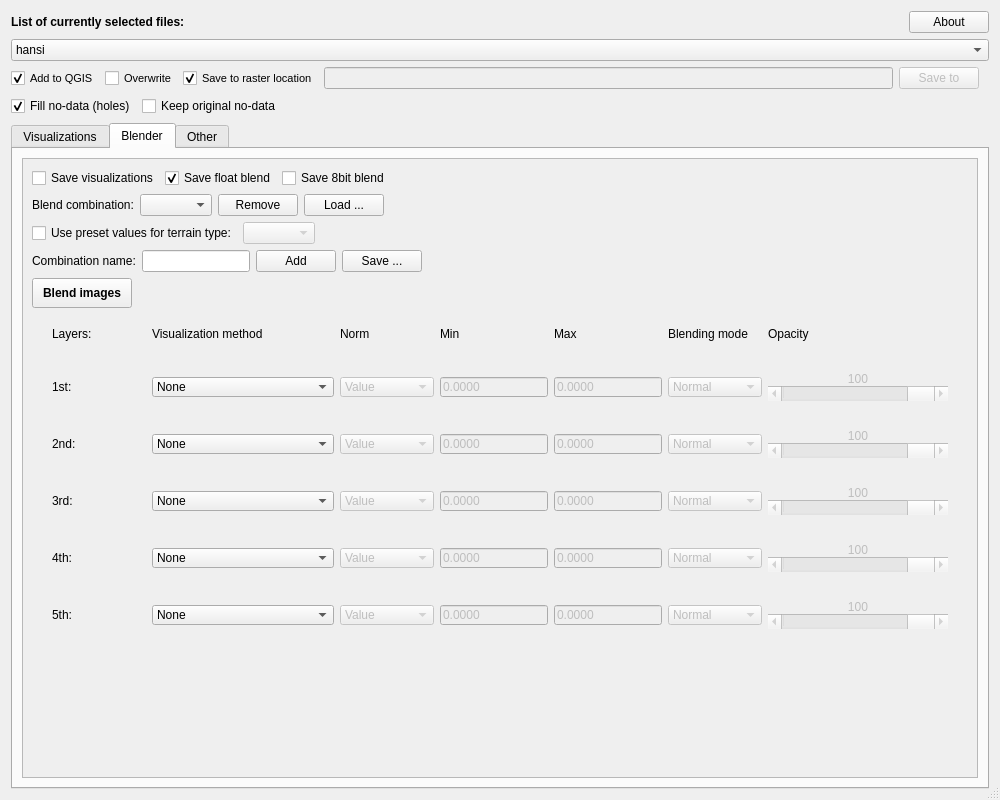
Qt form zip_build/rvt-qgis/qrvt_dialog_base.ui (EarthObservation/rvt-qgis) before a commit.
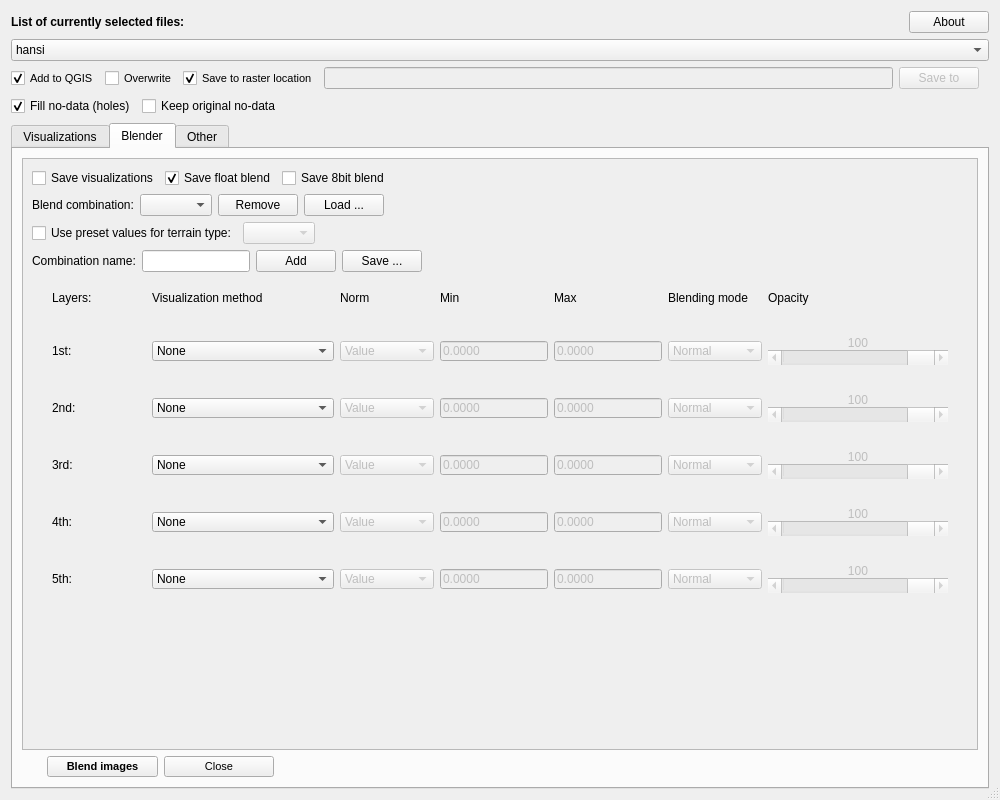
The same form after that commit. The open tabs and pages were chosen to show the change. Custom widgets are drawn as their Qt base class.

Commit message: v0.5.1 Blend images button position

What changed in the file:
```diff
--- a/zip_build/rvt-qgis/qrvt_dialog_base.ui
+++ b/zip_build/rvt-qgis/qrvt_dialog_base.ui
@@ -2524,7 +2524,7 @@
           <attribute name="title">
            <string>Blender</string>
           </attribute>
-          <layout class="QVBoxLayout" name="verticalLayout_9" stretch="0">
+          <layout class="QVBoxLayout" name="verticalLayout_9" stretch="0,0">
            <item>
             <widget class="QScrollArea" name="scrollArea_2">
              <property name="widgetResizable">
@@ -2536,12 +2536,12 @@
                 <x>0</x>
                 <y>0</y>
                 <width>952</width>
-                <height>616</height>
+                <height>583</height>
                </rect>
               </property>
               <layout class="QVBoxLayout" name="verticalLayout_15">
                <item>
-                <layout class="QVBoxLayout" name="verticalLayout_10" stretch="1,1,1,1,0,0">
+                <layout class="QVBoxLayout" name="verticalLayout_10" stretch="1,1,1,1,0">
                  <item>
                   <layout class="QHBoxLayout" name="horizontalLayout_10">
                    <item>
@@ -2785,48 +2785,6 @@
                    </item>
                   </layout>
                  </item>
-                 <item>
-                  <layout class="QHBoxLayout" name="horizontalLayout_30">
-                   <item>
-                    <widget class="QPushButton" name="button_blend">
-                     <property name="sizePolicy">
-                      <sizepolicy hsizetype="Preferred" vsizetype="Preferred">
-                       <horstretch>0</horstretch>
-                       <verstretch>0</verstretch>
-                      </sizepolicy>
-                     </property>
-                     <property name="minimumSize">
-                      <size>
-                       <width>100</width>
-                       <height>30</height>
-                      </size>
-                     </property>
-                     <property name="font">
-                      <font>
-                       <weight>75</weight>
-                       <bold>true</bold>
-                      </font>
-                     </property>
-                     <property name="text">
-                      <string>Blend images</string>
-                     </property>
-                    </widget>
-                   </item>
-                   <item>
-                    <spacer name="horizontalSpacer_28">
-                     <property name="orientation">
-                      <enum>Qt::Horizontal</enum>
-                     </property>
-                     <property name="sizeHint" stdset="0">
-                      <size>
-                       <width>40</width>
-                       <height>20</height>
-                      </size>
-                     </property>
-                    </spacer>
-                   </item>
-                  </layout>
-                 </item>
                  <item>
                   <layout class="QGridLayout" name="grid_layers" rowstretch="0,0,0,0,0,0,0" columnstretch="2,0,0,0,0,0,0,0,0">
                    <property name="sizeConstraint">
@@ -5174,6 +5132,87 @@
              </widget>
             </widget>
            </item>
+           <item>
+            <layout class="QHBoxLayout" name="horizontalLayout_31" stretch="0,1,3,0">
+             <item>
+              <spacer name="horizontalSpacer_21">
+               <property name="orientation">
+                <enum>Qt::Horizontal</enum>
+               </property>
+               <property name="sizeType">
+                <enum>QSizePolicy::Fixed</enum>
+               </property>
+               <property name="sizeHint" stdset="0">
+                <size>
+                 <width>25</width>
+                 <height>22</height>
+                </size>
+               </property>
+              </spacer>
+             </item>
+             <item>
+              <layout class="QHBoxLayout" name="horizontalLayout_32">
+               <item>
+                <widget class="QPushButton" name="button_blend">
+                 <property name="font">
+                  <font>
+                   <pointsize>8</pointsize>
+                   <weight>75</weight>
+                   <bold>true</bold>
+                  </font>
+                 </property>
+                 <property name="text">
+                  <string>Blend images</string>
+                 </property>
+                </widget>
+               </item>
+               <item>
+                <widget class="QPushButton" name="button_close_2">
+                 <property name="font">
+                  <font>
+                   <pointsize>8</pointsize>
+                   <weight>50</weight>
+                   <bold>false</bold>
+                  </font>
+                 </property>
+                 <property name="text">
+                  <string>Close</string>
+                 </property>
+                </widget>
+               </item>
+              </layout>
+             </item>
+             <item>
+              <spacer name="horizontalSpacer_20">
+               <property name="orientation">
+                <enum>Qt::Horizontal</enum>
+               </property>
+               <property name="sizeHint" stdset="0">
+                <size>
+                 <width>40</width>
+                 <height>20</height>
+                </size>
+               </property>
+              </spacer>
+             </item>
+             <item>
+              <spacer name="horizontalSpacer_29">
+               <property name="orientation">
+                <enum>Qt::Horizontal</enum>
+               </property>
+               <property name="sizeType">
+                <enum>QSizePolicy::Fixed</enum>
+               </property>
+               <property name="sizeHint" stdset="0">
+                <size>
+                 <width>25</width>
+                 <height>22</height>
+                </size>
+               </property>
+              </spacer>
+             </item>
+            </layout>
+           </item>
           </layout>
          </widget>
          <widget class="QWidget" name="other">
```
Left out of the diff: 19 changed lines with no effect on the pictures. Lines whose indentation alone changed are shown as unchanged. The commit also changes 9 other files.
